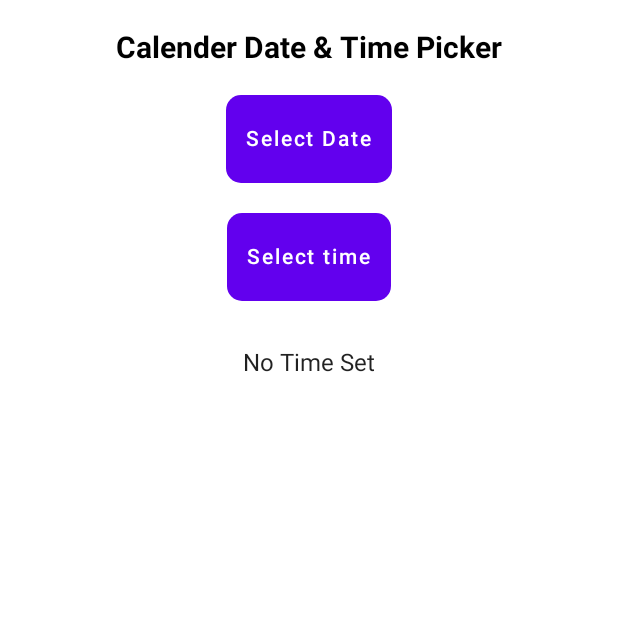
After one commit to ArtemisSoftware/Amphitrite-UI, an Android app built with Jetpack Compose: the composable TimeScreen shown on its own in the app's theme, on a phone screen of 412 x 824 dp, the top half of it. The commit adds this screen. Run offline under Robolectric (Android 15) with nearby library versions, the phone set to English and light mode, and no system bars.

Commit message:
time - datepicker

```diff
--- a/app/src/main/java/com/artemissoftware/amphitriteui/MainActivity.kt
+++ b/app/src/main/java/com/artemissoftware/amphitriteui/MainActivity.kt
@@ -27,6 +27,7 @@ import com.artemissoftware.amphitriteui.paginationpl.PaginationPLScreen
 import com.artemissoftware.amphitriteui.pin.PinScreen
 import com.artemissoftware.amphitriteui.ratingbar.RatingBar
 import com.artemissoftware.amphitriteui.sound.SoundScreen
+import com.artemissoftware.amphitriteui.time.TimeScreen
 import com.artemissoftware.amphitriteui.ui.theme.AmphitriteUITheme
 import com.google.accompanist.permissions.ExperimentalPermissionsApi
 
@@ -54,7 +55,8 @@ class MainActivity : ComponentActivity() {
                     //ConnectivityScreen()
                     //PinScreen()
                     //PaginationPLScreen()
-                    MultiLanguageScreen()
+                    //MultiLanguageScreen()
+                    TimeScreen()
 
 //                    SingleContent{
 //
--- /dev/null
+++ b/app/src/main/java/com/artemissoftware/amphitriteui/time/TimeScreen.kt
@@ -0,0 +1,106 @@
+package com.artemissoftware.amphitriteui.time
+
+import android.app.DatePickerDialog
+import android.content.Context
+import androidx.compose.foundation.background
+import androidx.compose.foundation.layout.*
+import androidx.compose.foundation.shape.RoundedCornerShape
+import androidx.compose.material.Text
+import androidx.compose.material.TextButton
+import androidx.compose.runtime.*
+import androidx.compose.ui.Alignment
+import androidx.compose.ui.Modifier
+import androidx.compose.ui.draw.clip
+import androidx.compose.ui.graphics.Color
+import androidx.compose.ui.platform.LocalContext
+import androidx.compose.ui.text.font.FontWeight
+import androidx.compose.ui.unit.dp
+import androidx.compose.ui.unit.sp
+import com.artemissoftware.amphitriteui.ui.theme.Purple500
+import java.util.*
+
+@Composable
+fun TimeScreen() {
+
+    val context = LocalContext.current
+
+    var dateTime = remember { mutableStateOf<String?>(null) }
+
+    Column(
+        modifier = Modifier
+            .fillMaxWidth()
+            .padding(top = 20.dp),
+        horizontalAlignment = Alignment.CenterHorizontally
+    ) {
+        Text(
+            text = "Calender Date & Time Picker",
+            fontSize = 20.sp,
+            color = Color.Black,
+            fontWeight = FontWeight.Bold
+        )
+
+        Spacer(modifier = Modifier.height(20.dp))
+
+        TextButton(
+            onClick = {
+                showDatePicker(context, dateTime)
+            },
+            modifier = Modifier
+                .clip(RoundedCornerShape(10.dp))
+                .background(Purple500)
+                .padding(5.dp)
+        ) {
+            Text(text = "Select Date", color = Color.White)
+        }
+
+        Spacer(modifier = Modifier.height(20.dp))
+
+        TextButton(
+            onClick = {
+                showDatePicker(context, dateTime)
+            },
+            modifier = Modifier
+                .clip(RoundedCornerShape(10.dp))
+                .background(Purple500)
+                .padding(5.dp)
+        ) {
+            Text(text = "Select time", color = Color.White)
+        }
+
+        Spacer(modifier = Modifier.height(32.dp))
+
+        Text(text = dateTime.value ?: "No Time Set")
+    }
+}
+
+fun showDatePicker(context: Context, dateTime: MutableState<String?>) {
+
+
+
+//        var time = ""
+        val currentDateTime = Calendar.getInstance()
+        val startYear = currentDateTime.get(Calendar.YEAR)
+        val startMonth = currentDateTime.get(Calendar.MONTH)
+        val startDay = currentDateTime.get(Calendar.DAY_OF_MONTH)
+//        val startHour = currentDateTime.get(Calendar.HOUR_OF_DAY)
+//        val startMinute = currentDateTime.get(Calendar.MINUTE)
+
+    val datePicker = DatePickerDialog(context, { _, year, month, day ->
+        dateTime.value = formatDateTime(year, month, day)
+        }, startYear, startMonth, startDay)
+
+    datePicker.show()
+}
+
+
+
+private fun formatDateTime(year: Int, monthOfYear: Int, dayOfMonth: Int): String{
+
+    val monthStr: String = if ((monthOfYear + 1).toString().length == 1) {
+        "0${monthOfYear + 1}"
+    } else {
+        monthOfYear.toString()
+    }
+
+    return "$dayOfMonth - $monthStr - $year"
+}
```
